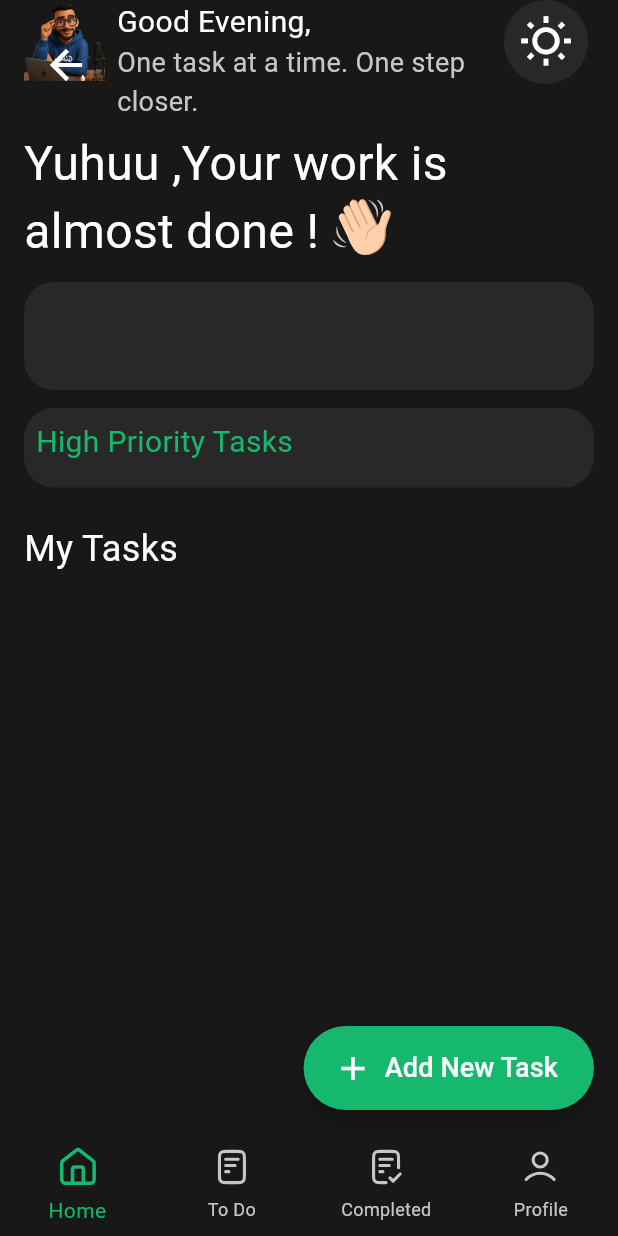
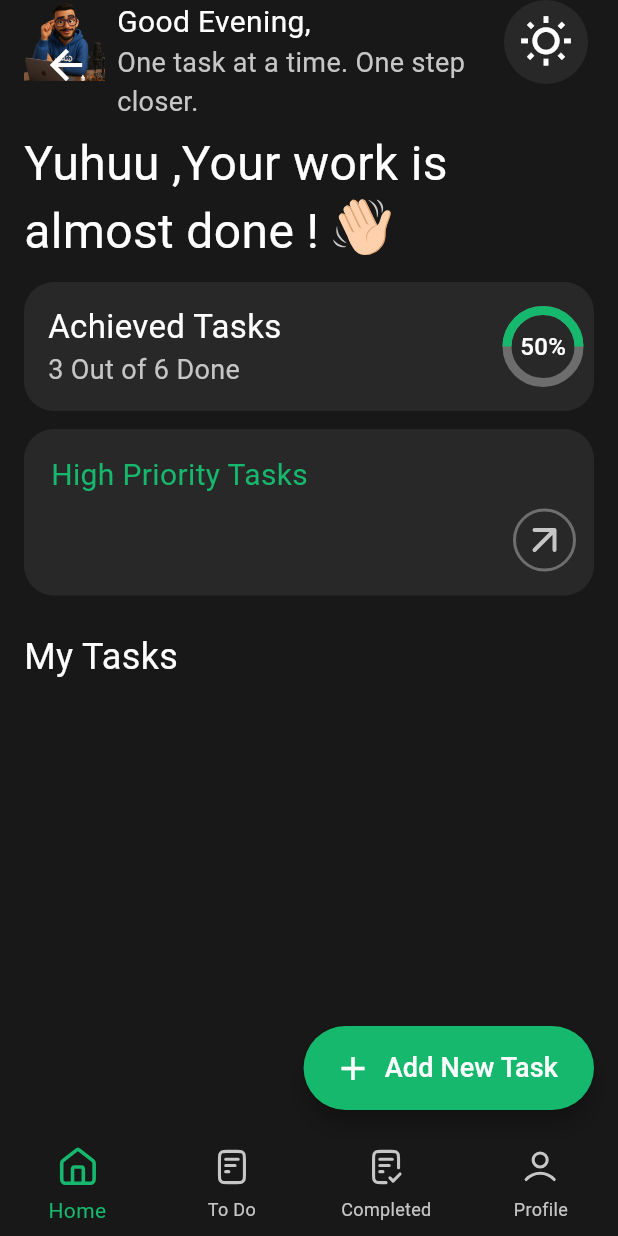
Before and after one commit to AhmedEzz999/daily_plan, a Flutter app: the HomeView screen opened by its route, on a phone screen of 412 x 824 dp. Run offline on Flutter 3.47's test engine with Material 3 defaults, Android fonts, the phone set to English and light mode, and no system bars; our stand-ins replace flutter_svg, shared_preferences; accounts and stored records are empty.

Commit message:
Finish Home View UI

```diff
--- a/lib/widgets/high_priority_task_list.dart
+++ b/lib/widgets/high_priority_task_list.dart
@@ -1,27 +1,99 @@
 import 'package:flutter/material.dart';
+import 'package:flutter_svg/flutter_svg.dart';
 
 import '../constants/constants.dart';
+import '../models/task_model.dart';
+import 'finished_task_name.dart';
+import 'task_check_box.dart';
+import 'unfinished_task_name.dart';
 
-class HighPriorityTaskList extends StatelessWidget {
-  const HighPriorityTaskList({super.key});
+class HighPriorityTaskList extends StatefulWidget {
+  const HighPriorityTaskList({required this.taskList, super.key});
+  final List<TaskModel> taskList;
 
+  @override
+  State<HighPriorityTaskList> createState() => _HighPriorityTaskListState();
+}
+
+class _HighPriorityTaskListState extends State<HighPriorityTaskList> {
   @override
   Widget build(BuildContext context) {
     return Container(
-      padding: const EdgeInsets.all(8),
+      padding: const EdgeInsets.symmetric(vertical: 16, horizontal: 8),
       decoration: const BoxDecoration(
         color: Color(0xff282828),
         borderRadius: BorderRadius.all(Radius.circular(20)),
       ),
-      child: const Column(
+      child: Column(
         crossAxisAlignment: CrossAxisAlignment.start,
         children: [
-          Text(
-            'High Priority Tasks',
-            style: TextStyle(fontSize: 20, color: primaryColor),
+          const Padding(
+            padding: EdgeInsets.only(left: 10),
+            child: Text(
+              'High Priority Tasks',
+              style: TextStyle(fontSize: 20, color: primaryColor),
+            ),
           ),
-          SizedBox(height: 8),
-          Row(),
+          const SizedBox(height: 8),
+          Row(
+            crossAxisAlignment: CrossAxisAlignment.end,
+            children: [
+              Expanded(
+                child: ListView.builder(
+                  shrinkWrap: true,
+                  physics: const NeverScrollableScrollPhysics(),
+                  itemCount: widget.taskList.length,
+                  itemBuilder: (context, index) => Container(
+                    height: 40,
+                    decoration: const BoxDecoration(
+                      color: Color(0xff282828),
+                      borderRadius: BorderRadius.all(Radius.circular(20)),
+                    ),
+                    child: Row(
+                      children: [
+                        TaskCheckBox(
+                          isFinished: widget.taskList[index].isFinished,
+                          onChanged: (value) {
+                            setState(() {
+                              widget.taskList[index].isFinished = value!;
+                            });
+                          },
+                        ),
+                        Expanded(
+                          child: widget.taskList[index].isFinished
+                              ? FinishedTaskName(
+                                  taskName: widget.taskList[index].taskName,
+                                )
+                              : UnfinishedTaskName(
+                                  taskName: widget.taskList[index].taskName,
+                                ),
+                        ),
+                      ],
+                    ),
+                  ),
+                ),
+              ),
+              Container(
+                width: 50,
+                decoration: BoxDecoration(
+                  color: Colors.transparent,
+                  border: Border.all(color: const Color(0xff6E6E6E), width: 2),
+                  shape: BoxShape.circle,
+                ),
+                child: GestureDetector(
+                  onTap: () {},
+                  child: Padding(
+                    padding: const EdgeInsets.all(3),
+                    child: SvgPicture.asset(
+                      'assets/images/arrow-up-right.svg',
+                      width: 32,
+                      height: 32,
+                    ),
+                  ),
+                ),
+              ),
+            ],
+          ),
         ],
       ),
     );
--- a/lib/widgets/home_view_body.dart
+++ b/lib/widgets/home_view_body.dart
@@ -1,12 +1,40 @@
+import 'dart:convert';
+
 import 'package:flutter/material.dart';
 import 'package:flutter_svg/svg.dart';
+import 'package:shared_preferences/shared_preferences.dart';
 
+import '../models/task_model.dart';
 import 'high_priority_task_list.dart';
-import 'normal_priority_task_list.dart';
+import 'normal_task_list.dart';
 import 'task_progress_indicator.dart';
 
-class HomeViewBody extends StatelessWidget {
+class HomeViewBody extends StatefulWidget {
   const HomeViewBody({super.key});
+
+  @override
+  State<HomeViewBody> createState() => _HomeViewBodyState();
+}
+
+class _HomeViewBodyState extends State<HomeViewBody> {
+  List<TaskModel> taskList = [];
+  void _loadTasks() async {
+    final prefs = await SharedPreferences.getInstance();
+    final tasksString = prefs.getString('tasks');
+    if (tasksString == null) return;
+    final List<dynamic> taskListDecode = jsonDecode(tasksString);
+    setState(() {
+      taskList = taskListDecode
+          .map((element) => TaskModel.fromJson(element))
+          .toList();
+    });
+  }
+
+  @override
+  void initState() {
+    super.initState();
+    _loadTasks();
+  }
 
   @override
   Widget build(BuildContext context) {
@@ -42,14 +70,18 @@ class HomeViewBody extends StatelessWidget {
         const SizedBox(height: 16),
         const TaskProgressIndicator(),
         const SizedBox(height: 12),
-        const HighPriorityTaskList(),
+        HighPriorityTaskList(
+          taskList: taskList.where((task) => task.isHighPriority).toList(),
+        ),
         const SizedBox(height: 24),
         const Text(
           'My Tasks',
           style: TextStyle(fontSize: 24, color: Colors.white),
         ),
         const SizedBox(height: 18),
-        const NormalPriorityTaskList(),
+        NormalTaskList(
+          taskList: taskList.where((task) => !task.isHighPriority).toList(),
+        ),
       ],
     );
   }
--- a/lib/widgets/task_check_box.dart
+++ b/lib/widgets/task_check_box.dart
@@ -18,9 +18,7 @@ class TaskCheckBox extends StatefulWidget {
 class _TaskCheckBoxState extends State<TaskCheckBox> {
   @override
   Widget build(BuildContext context) {
-    return Padding(
-      padding: const EdgeInsets.all(8.0),
-      child: Transform.scale(
+    return Transform.scale(
       scale: 1.3,
       child: Checkbox(
         activeColor: primaryColor,
@@ -28,7 +26,6 @@ class _TaskCheckBoxState extends State<TaskCheckBox> {
         value: widget.isFinished,
         onChanged: widget.onChanged,
       ),
-      ),
     );
   }
 }
--- a/lib/widgets/task_progress_indicator.dart
+++ b/lib/widgets/task_progress_indicator.dart
@@ -1,4 +1,6 @@
 import 'package:flutter/material.dart';
+
+import '../constants/constants.dart';
 
 class TaskProgressIndicator extends StatelessWidget {
   const TaskProgressIndicator({super.key});
@@ -6,11 +8,56 @@ class TaskProgressIndicator extends StatelessWidget {
   @override
   Widget build(BuildContext context) {
     return Container(
-      height: 72,
+      height: 86,
+      padding: const EdgeInsets.symmetric(horizontal: 16, vertical: 8),
       decoration: const BoxDecoration(
         color: Color(0xff282828),
         borderRadius: BorderRadius.all(Radius.circular(20)),
       ),
+      child: Row(
+        mainAxisAlignment: MainAxisAlignment.spaceBetween,
+        children: [
+          const Column(
+            mainAxisAlignment: MainAxisAlignment.center,
+            crossAxisAlignment: CrossAxisAlignment.start,
+            children: [
+              Text(
+                textAlign: TextAlign.left,
+                'Achieved Tasks',
+                style: TextStyle(fontSize: 22, color: Colors.white),
+              ),
+              Text(
+                textAlign: TextAlign.left,
+                '3 Out of 6 Done',
+                style: TextStyle(fontSize: 18, color: Color(0xffC6C6C6)),
+              ),
+            ],
+          ),
+          Stack(
+            alignment: AlignmentDirectional.center,
+            children: [
+              Transform.rotate(
+                angle: (3 * 3.14) / 2,
+                child: const CircularProgressIndicator(
+                  value: 0.5,
+                  strokeWidth: 6,
+                  strokeAlign: 2,
+                  valueColor: AlwaysStoppedAnimation<Color>(primaryColor),
+                  backgroundColor: Color(0xff6D6D6D),
+                ),
+              ),
+              const Text(
+                '50%',
+                style: TextStyle(
+                  fontSize: 16,
+                  color: Colors.white,
+                  fontWeight: FontWeight.w500,
+                ),
+              ),
+            ],
+          ),
+        ],
+      ),
     );
   }
 }
```
Also changed, not shown: lib/models/task_model.dart (+12 -1 lines), lib/widgets/normal_task_list.dart (renamed from lib/widgets/normal_priority_task_list.dart, +27 -43 lines), assets/images/arrow-up-right.svg (added). Lines whose indentation alone changed are shown as unchanged.
